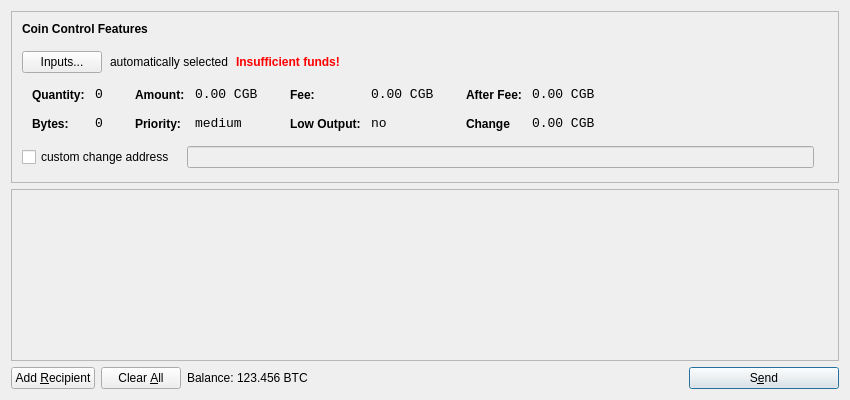
First picture: the form in src/qt/forms/sendcoinsdialog.ui, repository cryptogenicbonds/CryptoBullion-CBX, before the edit.
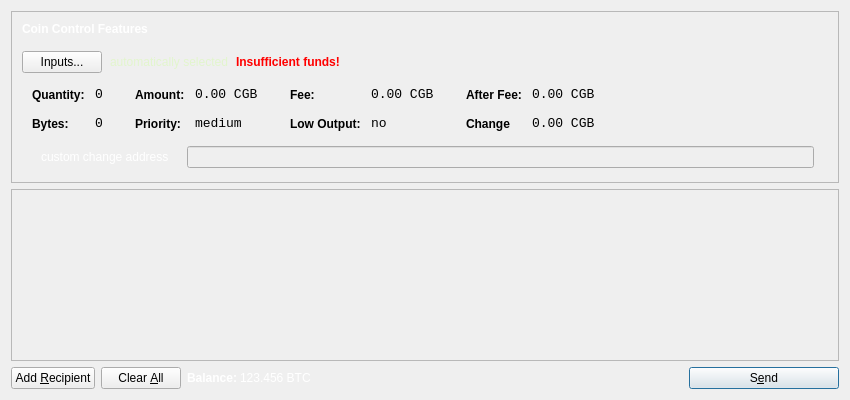
Second picture: the form after the edit. Icons and pictures are not drawn.

The edit to the form file:
```diff
--- a/src/qt/forms/sendcoinsdialog.ui
+++ b/src/qt/forms/sendcoinsdialog.ui
@@ -81,7 +81,9 @@
              </font>
             </property>
             <property name="styleSheet">
-             <string notr="true">font-weight:bold;</string>
+             <string notr="true">font-weight:bold;
+background: transparent;
+color: #FFFFFF;</string>
             </property>
             <property name="text">
              <string>Coin Control Features</string>
@@ -110,6 +112,10 @@
           </item>
           <item>
            <widget class="QLabel" name="labelCoinControlAutomaticallySelected">
+            <property name="styleSheet">
+             <string notr="true">background: transparent;
+color: #e2f5cd;</string>
+            </property>
             <property name="text">
              <string>automatically selected</string>
             </property>
@@ -552,6 +558,10 @@
           </property>
           <item>
            <widget class="QCheckBox" name="checkBoxCoinControlChange">
+            <property name="styleSheet">
+             <string notr="true">background: transparent;
+color: #ffffff;</string>
+            </property>
             <property name="text">
              <string>custom change address</string>
             </property>
@@ -706,6 +716,15 @@
        </property>
        <item>
         <widget class="QLabel" name="label">
+         <property name="font">
+          <font>
+           <weight>75</weight>
+           <bold>true</bold>
+          </font>
+         </property>
+         <property name="styleSheet">
+          <string notr="true">background: transparent;color: #ffffff;</string>
+         </property>
          <property name="text">
           <string>Balance:</string>
          </property>
@@ -716,6 +735,9 @@
          <property name="cursor">
           <cursorShape>IBeamCursor</cursorShape>
          </property>
+         <property name="styleSheet">
+          <string notr="true">background: transparent;color: #ffffff;</string>
+         </property>
          <property name="text">
           <string>123.456 BTC</string>
          </property>
```
Left out of the diff: 40 changed lines with no effect on the pictures.
